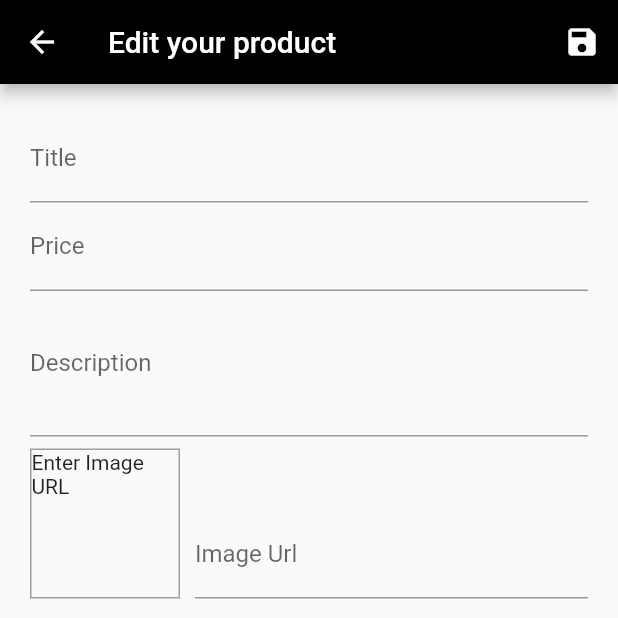
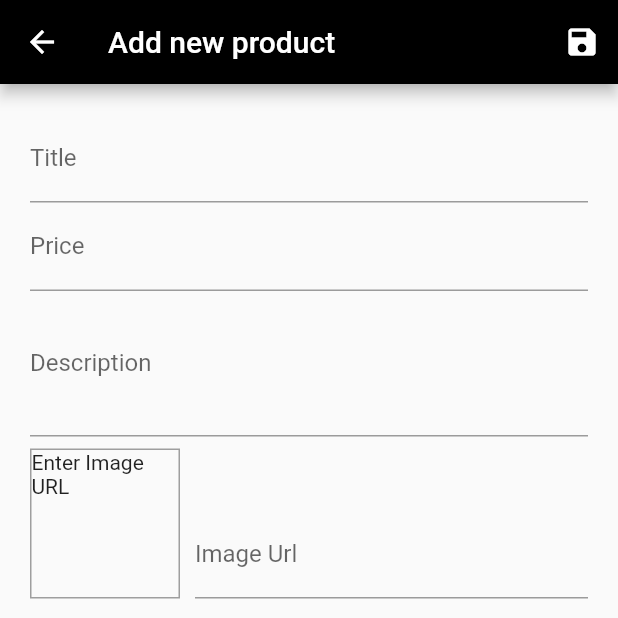
Before and after one commit to rehan-sattar/shop_app_flutter, a Flutter app: the EditProductScreen screen opened by its route, on a phone screen of 412 x 824 dp, the top half of it. Run offline on Flutter 3.47's test engine with Material 2 defaults, Android fonts, the phone set to English and light mode, and no system bars; network calls fail.

```diff
--- a/lib/screens/edit_product_screen.dart
+++ b/lib/screens/edit_product_screen.dart
@@ -96,7 +96,9 @@ class _EditProductScreenState extends State<EditProductScreen> {
   Widget build(BuildContext context) {
     return Scaffold(
       appBar: AppBar(
-        title: Text('Edit your product'),
+        title: Text(
+          _editedProduct.id != null ? 'Edit your product' : 'Add new product',
+        ),
         actions: <Widget>[
           IconButton(
             icon: Icon(Icons.save),
```
